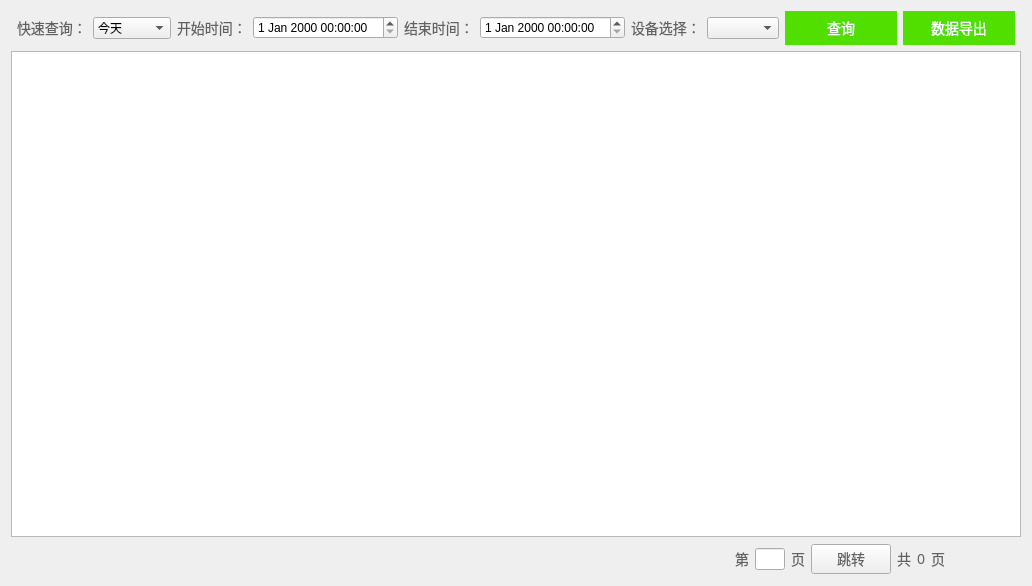
Old version of the form DeviceLog/OperationLogs/operationlogs.ui in the repository Hccccc1/MOH_viewer.
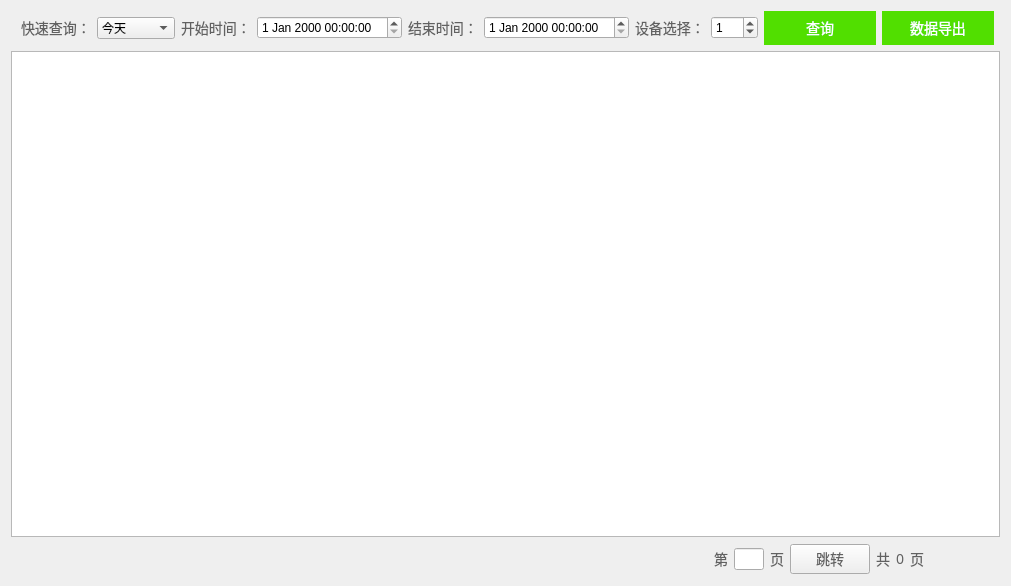
New version of the form. Icons and pictures are not drawn.

What changed in the file:
```diff
--- a/DeviceLog/OperationLogs/operationlogs.ui
+++ b/DeviceLog/OperationLogs/operationlogs.ui
@@ -132,7 +132,14 @@
     </widget>
    </item>
    <item row="0" column="8">
-    <widget class="QComboBox" name="comboBox_2"/>
+    <widget class="QSpinBox" name="slaveAddSpinBox">
+     <property name="maximum">
+      <number>255</number>
+     </property>
+     <property name="value">
+      <number>1</number>
+     </property>
+    </widget>
    </item>
    <item row="0" column="9">
     <widget class="QPushButton" name="getDataBtn">
```
Left out of the diff: 140 changed lines with no effect on the pictures.
